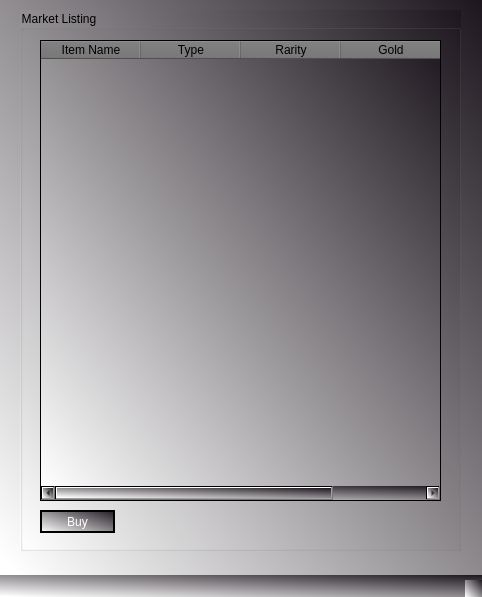
Old version of the form Market.ui in the repository senormaarij/DBS_Project_GameManageSys.
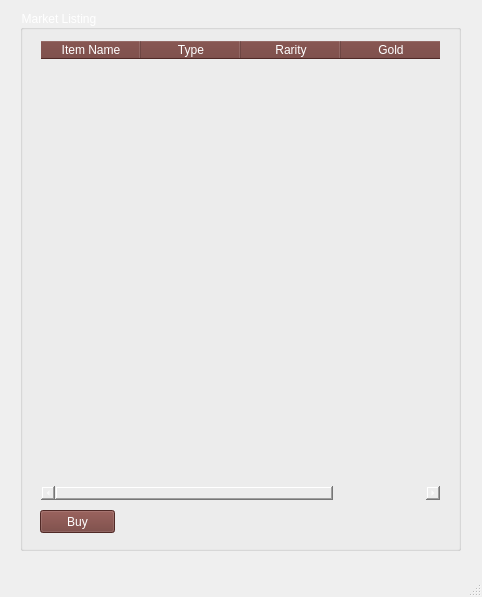
New version of the form. Icons and pictures are not drawn.

Commit message: market and trade done

Diff of the .ui file:
```diff
--- a/Market.ui
+++ b/Market.ui
@@ -14,8 +14,13 @@
    <string>MainWindow</string>
   </property>
   <property name="styleSheet">
-   <string notr="true">
-background-color: qlineargradient(spread:pad, x1:1, y1:0, x2:0.002, y2:0.965909, stop:0 rgba(29, 22, 30, 255), stop:1 rgba(255, 255, 255, 255));</string>
+   <string notr="true">background-image: url(:/newPrefix/Blade.webp);
+background-position: center;
+    background-repeat: no-repeat;
+    background-attachment: fixed;
+    background-origin: content;
+
+</string>
   </property>
   <widget class="QWidget" name="centralwidget">
    <widget class="QGroupBox" name="groupBox">
@@ -27,6 +32,10 @@
       <height>541</height>
      </rect>
     </property>
+    <property name="styleSheet">
+     <string notr="true">background: transparent;
+color:white;</string>
+    </property>
     <property name="title">
      <string>Market Listing</string>
     </property>
@@ -41,7 +50,7 @@
      </property>
      <property name="styleSheet">
       <string notr="true">QHeaderView::section {
-    background-color: rgb(112, 112, 112);
+    background-color:rgb(112, 58, 53);
 }
 </string>
      </property>
@@ -77,8 +86,9 @@
      </property>
      <property name="styleSheet">
       <string notr="true">font: 63 9pt &quot;Bahnschrift SemiBold&quot;;
-border: 2px solid;
-color: white;</string>
+
+color: white;
+background-color:rgb(112, 58, 53);</string>
      </property>
      <property name="text">
       <string>Buy</string>
```
Left out of the diff: 4 changed lines with no effect on the pictures. The commit also changes 3 other files.
